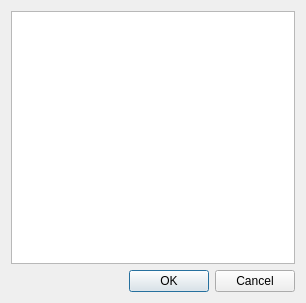
First picture: the form in lib/eco/gui/languagedialog.ui, repository softdevteam/eco, before the edit.
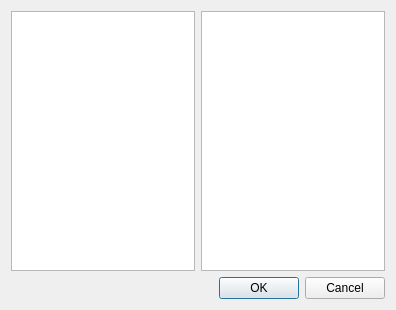
Second picture: the form after the edit.

Commit message: refactored 'Choose language' dialog

```diff
--- a/lib/eco/gui/languagedialog.ui
+++ b/lib/eco/gui/languagedialog.ui
@@ -6,8 +6,8 @@
    <rect>
     <x>0</x>
     <y>0</y>
-    <width>306</width>
-    <height>303</height>
+    <width>396</width>
+    <height>310</height>
    </rect>
   </property>
   <property name="windowTitle">
@@ -15,7 +15,14 @@
   </property>
   <layout class="QVBoxLayout" name="verticalLayout">
    <item>
-    <widget class="QListWidget" name="listWidget"/>
+    <layout class="QHBoxLayout" name="horizontalLayout">
+     <item>
+      <widget class="QListWidget" name="listWidget"/>
+     </item>
+     <item>
+      <widget class="QListWidget" name="listWidget_2"/>
+     </item>
+    </layout>
    </item>
    <item>
     <widget class="QDialogButtonBox" name="buttonBox">
```
The commit also changes 1 other file.
